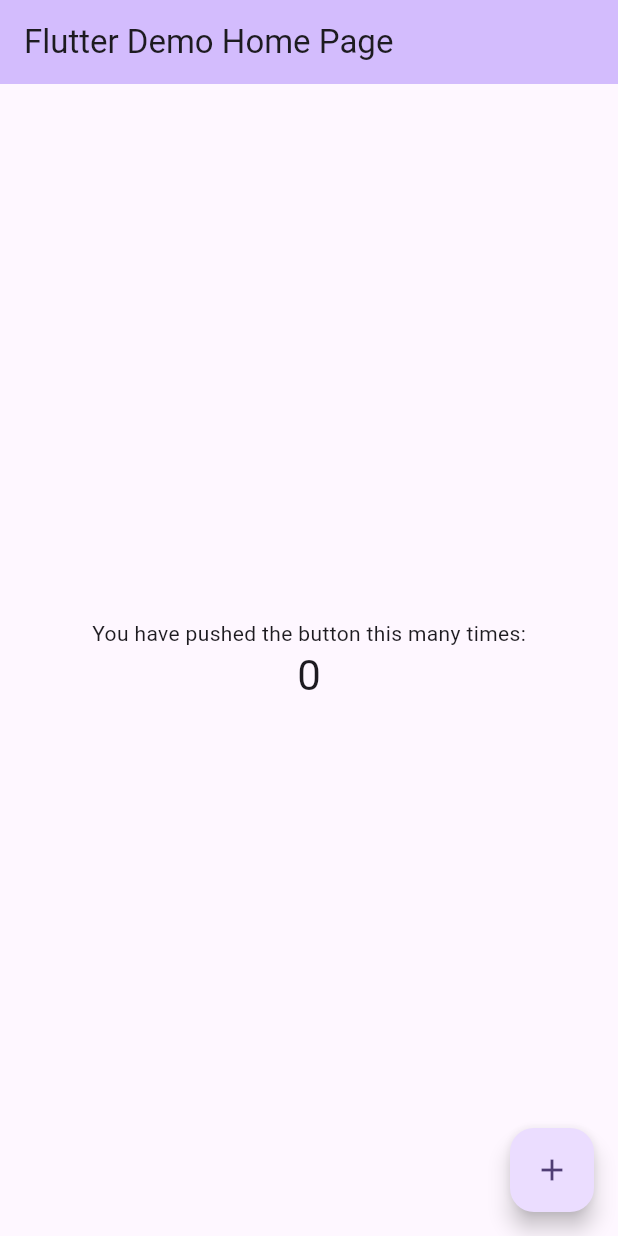
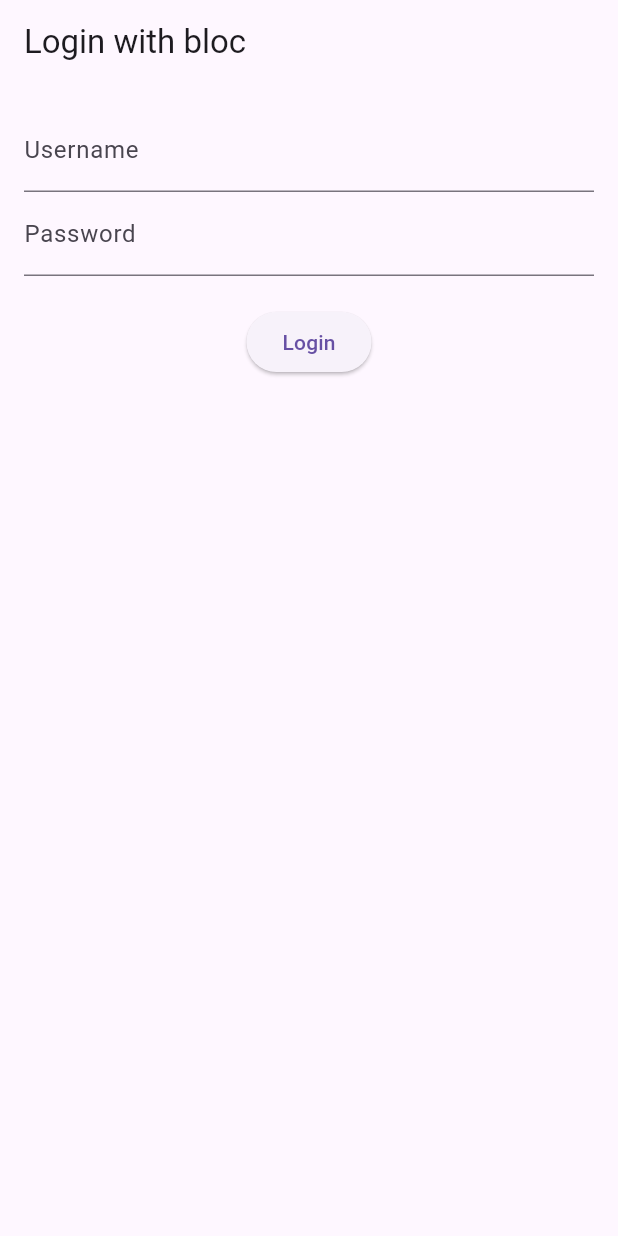
Before and after one commit to anferoar96/state-management-flutter, a Flutter app: the screen it shows after launch, on a phone screen of 412 x 824 dp. Run offline on Flutter 3.47's test engine with Material 3 defaults, Android fonts, the phone set to English and light mode, and no system bars; our stand-ins replace equatable, flutter_bloc.

Commit message:
Login done app with bloc

```diff
--- /dev/null
+++ b/arq_bloc_app/lib/app.dart
@@ -0,0 +1,27 @@
+import 'package:arq_bloc_app/services/auth_service.dart';
+import 'package:arq_bloc_app/ui/counter/bloc/counter_bloc.dart';
+import 'package:arq_bloc_app/ui/login/bloc/login_bloc.dart';
+import 'package:arq_bloc_app/ui/login/view/login_screen.dart';
+import 'package:flutter/material.dart';
+import 'package:flutter_bloc/flutter_bloc.dart';
+
+class MyApp extends StatelessWidget {
+  const MyApp({super.key});
+
+  @override
+  Widget build(BuildContext context) {
+    return MultiBlocProvider(
+        providers: [
+          BlocProvider(
+              create: (context) => LoginBloc(authService: AuthService())),
+          BlocProvider(create: (context) => CounterBloc()),
+        ],
+        child: MaterialApp(
+          title: 'Flutter Bloc Demo',
+          theme: ThemeData(
+            primarySwatch: Colors.blue,
+          ),
+          home: LoginScreen(),
+        ));
+  }
+}
--- a/arq_bloc_app/lib/main.dart
+++ b/arq_bloc_app/lib/main.dart
@@ -1,125 +1,4 @@
+import 'package:arq_bloc_app/app.dart';
 import 'package:flutter/material.dart';
 
-void main() {
-  runApp(const MyApp());
-}
-
-class MyApp extends StatelessWidget {
-  const MyApp({super.key});
-
-  // This widget is the root of your application.
-  @override
-  Widget build(BuildContext context) {
-    return MaterialApp(
-      title: 'Flutter Demo',
-      theme: ThemeData(
-        // This is the theme of your application.
-        //
-        // TRY THIS: Try running your application with "flutter run". You'll see
-        // the application has a purple toolbar. Then, without quitting the app,
-        // try changing the seedColor in the colorScheme below to Colors.green
-        // and then invoke "hot reload" (save your changes or press the "hot
-        // reload" button in a Flutter-supported IDE, or press "r" if you used
-        // the command line to start the app).
-        //
-        // Notice that the counter didn't reset back to zero; the application
-        // state is not lost during the reload. To reset the state, use hot
-        // restart instead.
-        //
-        // This works for code too, not just values: Most code changes can be
-        // tested with just a hot reload.
-        colorScheme: ColorScheme.fromSeed(seedColor: Colors.deepPurple),
-        useMaterial3: true,
-      ),
-      home: const MyHomePage(title: 'Flutter Demo Home Page'),
-    );
-  }
-}
-
-class MyHomePage extends StatefulWidget {
-  const MyHomePage({super.key, required this.title});
-
-  // This widget is the home page of your application. It is stateful, meaning
-  // that it has a State object (defined below) that contains fields that affect
-  // how it looks.
-
-  // This class is the configuration for the state. It holds the values (in this
-  // case the title) provided by the parent (in this case the App widget) and
-  // used by the build method of the State. Fields in a Widget subclass are
-  // always marked "final".
-
-  final String title;
-
-  @override
-  State<MyHomePage> createState() => _MyHomePageState();
-}
-
-class _MyHomePageState extends State<MyHomePage> {
-  int _counter = 0;
-
-  void _incrementCounter() {
-    setState(() {
-      // This call to setState tells the Flutter framework that something has
-      // changed in this State, which causes it to rerun the build method below
-      // so that the display can reflect the updated values. If we changed
-      // _counter without calling setState(), then the build method would not be
-      // called again, and so nothing would appear to happen.
-      _counter++;
-    });
-  }
-
-  @override
-  Widget build(BuildContext context) {
-    // This method is rerun every time setState is called, for instance as done
-    // by the _incrementCounter method above.
-    //
-    // The Flutter framework has been optimized to make rerunning build methods
-    // fast, so that you can just rebuild anything that needs updating rather
-    // than having to individually change instances of widgets.
-    return Scaffold(
-      appBar: AppBar(
-        // TRY THIS: Try changing the color here to a specific color (to
-        // Colors.amber, perhaps?) and trigger a hot reload to see the AppBar
-        // change color while the other colors stay the same.
-        backgroundColor: Theme.of(context).colorScheme.inversePrimary,
-        // Here we take the value from the MyHomePage object that was created by
-        // the App.build method, and use it to set our appbar title.
-        title: Text(widget.title),
-      ),
-      body: Center(
-        // Center is a layout widget. It takes a single child and positions it
-        // in the middle of the parent.
-        child: Column(
-          // Column is also a layout widget. It takes a list of children and
-          // arranges them vertically. By default, it sizes itself to fit its
-          // children horizontally, and tries to be as tall as its parent.
-          //
-          // Column has various properties to control how it sizes itself and
-          // how it positions its children. Here we use mainAxisAlignment to
-          // center the children vertically; the main axis here is the vertical
-          // axis because Columns are vertical (the cross axis would be
-          // horizontal).
-          //
-          // TRY THIS: Invoke "debug painting" (choose the "Toggle Debug Paint"
-          // action in the IDE, or press "p" in the console), to see the
-          // wireframe for each widget.
-          mainAxisAlignment: MainAxisAlignment.center,
-          children: <Widget>[
-            const Text(
-              'You have pushed the button this many times:',
-            ),
-            Text(
-              '$_counter',
-              style: Theme.of(context).textTheme.headlineMedium,
-            ),
-          ],
-        ),
-      ),
-      floatingActionButton: FloatingActionButton(
-        onPressed: _incrementCounter,
-        tooltip: 'Increment',
-        child: const Icon(Icons.add),
-      ), // This trailing comma makes auto-formatting nicer for build methods.
-    );
-  }
-}
+void main() => runApp(const MyApp());
--- /dev/null
+++ b/arq_bloc_app/lib/models/user.dart
@@ -0,0 +1,6 @@
+class User {
+  final String username;
+  final String password;
+
+  User({required this.username, required this.password});
+}
--- /dev/null
+++ b/arq_bloc_app/lib/services/auth_service.dart
@@ -0,0 +1,6 @@
+class AuthService {
+  Future<bool> login(String username, String password) async {
+    await Future.delayed(const Duration(seconds: 2));
+    return username == 'user' && password == 'password';
+  }
+}
--- /dev/null
+++ b/arq_bloc_app/lib/ui/counter/bloc/counter_bloc.dart
@@ -0,0 +1,15 @@
+import 'package:flutter_bloc/flutter_bloc.dart';
+
+enum CounterEvent { increment, decrement }
+
+class CounterBloc extends Bloc<CounterEvent, int> {
+  CounterBloc() : super(0) {
+    on<CounterEvent>((event, emit) {
+      if (event == CounterEvent.increment) {
+        emit(state + 1);
+      } else if (event == CounterEvent.decrement) {
+        emit(state - 1);
+      }
+    });
+  }
+}
--- /dev/null
+++ b/arq_bloc_app/lib/ui/counter/view/counter_screen.dart
@@ -0,0 +1,19 @@
+import 'package:flutter/material.dart';
+
+class CounterScree extends StatelessWidget {
+  const CounterScree({super.key});
+
+  @override
+  Widget build(BuildContext context) {
+    return Scaffold(
+      appBar: AppBar(
+        title: const Text('Counter with Bloc'),
+      ),
+      body: Center(
+        child: Column(
+          mainAxisAlignment: MainAxisAlignment.center,
+        ),
+      ),
+    );
+  }
+}
--- /dev/null
+++ b/arq_bloc_app/lib/ui/login/bloc/login_bloc.dart
@@ -0,0 +1,28 @@
+import 'package:arq_bloc_app/services/auth_service.dart';
+import 'package:arq_bloc_app/ui/login/view/login_screen.dart';
+import 'package:equatable/equatable.dart';
+import 'package:flutter_bloc/flutter_bloc.dart';
+
+part 'login_event.dart';
+part 'login_state.dart';
+
+class LoginBloc extends Bloc<LoginEvent, LoginState> {
+  final AuthService authService;
+
+  LoginBloc({required this.authService}) : super(LoginInitial()) {
+    on<LoginButtonPressed>((event, emit) async {
+      emit(LoginLoading());
+      try {
+        final isSuccess =
+            await authService.login(event.username, event.password);
+        if (isSuccess) {
+          emit(LoginSuccess());
+        } else {
+          emit(const LoginFailure(error: 'Invalid username or password'));
+        }
+      } catch (e) {
+        emit(LoginFailure(error: e.toString()));
+      }
+    });
+  }
+}
--- /dev/null
+++ b/arq_bloc_app/lib/ui/login/bloc/login_event.dart
@@ -0,0 +1,18 @@
+part of 'login_bloc.dart';
+
+abstract class LoginEvent extends Equatable {
+  const LoginEvent();
+
+  @override
+  List<Object> get props => [];
+}
+
+class LoginButtonPressed extends LoginEvent {
+  final String username;
+  final String password;
+
+  const LoginButtonPressed({required this.username, required this.password});
+
+  @override
+  List<Object> get props => [username, password];
+}
--- /dev/null
+++ b/arq_bloc_app/lib/ui/login/bloc/login_state.dart
@@ -0,0 +1,22 @@
+part of 'login_bloc.dart';
+
+abstract class LoginState extends Equatable {
+  const LoginState();
+
+  @override
+  List<Object> get props => [];
+}
+
+class LoginInitial extends LoginState {}
+
+class LoginLoading extends LoginState {}
+
+class LoginSuccess extends LoginState {}
+
+class LoginFailure extends LoginState {
+  final String error;
+  const LoginFailure({required this.error});
+
+  @override
+  List<Object> get props => [error];
+}
--- /dev/null
+++ b/arq_bloc_app/lib/ui/login/view/login_screen.dart
@@ -0,0 +1,59 @@
+import 'package:arq_bloc_app/ui/counter/view/counter_screen.dart';
+import 'package:arq_bloc_app/ui/login/bloc/login_bloc.dart';
+import 'package:flutter/material.dart';
+import 'package:flutter_bloc/flutter_bloc.dart';
+
+class LoginScreen extends StatelessWidget {
+  final TextEditingController _usernameController = TextEditingController();
+  final TextEditingController _passwordController = TextEditingController();
+
+  LoginScreen({super.key});
+
+  @override
+  Widget build(BuildContext context) {
+    return Scaffold(
+      appBar: AppBar(
+        title: const Text('Login with bloc'),
+      ),
+      body: Padding(
+        padding: const EdgeInsets.all(16.0),
+        child: Column(
+          children: <Widget>[
+            TextField(
+              controller: _usernameController,
+              decoration: const InputDecoration(labelText: 'Username'),
+            ),
+            TextField(
+              controller: _passwordController,
+              decoration: const InputDecoration(labelText: 'Password'),
+              obscureText: true,
+            ),
+            const SizedBox(height: 20),
+            BlocConsumer<LoginBloc, LoginState>(builder: (context, state) {
+              if (state is LoginLoading) {
+                return const CircularProgressIndicator();
+              }
+              return ElevatedButton(
+                  onPressed: () {
+                    context.read<LoginBloc>().add(LoginButtonPressed(
+                        username: _usernameController.text,
+                        password: _passwordController.text));
+                  },
+                  child: const Text('Login'));
+            }, listener: (context, state) {
+              if (state is LoginSuccess) {
+                Navigator.push(
+                  context,
+                  MaterialPageRoute(builder: (context) => const CounterScree()),
+                );
+              } else if (state is LoginFailure) {
+                ScaffoldMessenger.of(context)
+                    .showSnackBar(SnackBar(content: Text(state.error)));
+              }
+            })
+          ],
+        ),
+      ),
+    );
+  }
+}
--- a/arq_bloc_app/pubspec.yaml
+++ b/arq_bloc_app/pubspec.yaml
@@ -35,6 +35,8 @@ dependencies:
   # The following adds the Cupertino Icons font to your application.
   # Use with the CupertinoIcons class for iOS style icons.
   cupertino_icons: ^1.0.6
+  equatable: ^2.0.5
+  flutter_bloc: ^8.1.6
 
 dev_dependencies:
   flutter_test:
```
Also changed, not shown: arq_bloc_app/pubspec.lock, 1 other file.
